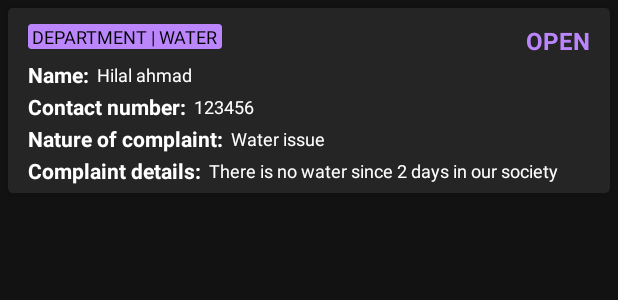
After one commit to ihilalahmad/MyComplaintAppAdmin, an Android app: the layout complaints_item.xml on its own in the app's theme, with its tools: preview values and no code run, on a phone screen of 412 x 824 dp. The commit adds this screen. Shown: the top 300 px of the screen. Run offline under Robolectric (Android 15) with nearby library versions, the light colour scheme and no system bars.

Commit message:
getting complaints from firebase.

```diff
--- a/app/src/main/java/com/example/mycomplaintadmin/utils/PreferenceKeys.kt
+++ b/app/src/main/java/com/example/mycomplaintadmin/utils/PreferenceKeys.kt
@@ -7,5 +7,7 @@ class PreferenceKeys {
         //login prefs keys
         const val LOGIN_PREFS = "login_prefs"
         const val LOGIN_STATUS = "login_status"
+        const val DEPT_NAME_PREFS = "dept_name_prefs"
+        const val DEPT_NAME = "dept_name"
     }
 }
--- a/app/src/main/res/layout/activity_main.xml
+++ b/app/src/main/res/layout/activity_main.xml
@@ -3,8 +3,7 @@
     xmlns:app="http://schemas.android.com/apk/res-auto"
     android:id="@+id/container"
     android:layout_width="match_parent"
-    android:layout_height="match_parent"
-    android:paddingTop="?attr/actionBarSize">
+    android:layout_height="match_parent">
 
     <com.google.android.material.bottomnavigation.BottomNavigationView
         android:id="@+id/nav_view"
--- /dev/null
+++ b/app/src/main/res/layout/complaints_item.xml
@@ -0,0 +1,183 @@
+<?xml version="1.0" encoding="utf-8"?>
+<com.google.android.material.card.MaterialCardView xmlns:android="http://schemas.android.com/apk/res/android"
+    xmlns:app="http://schemas.android.com/apk/res-auto"
+    xmlns:tools="http://schemas.android.com/tools"
+    android:layout_width="match_parent"
+    android:layout_height="wrap_content"
+    android:layout_margin="5dp"
+    app:cardCornerRadius="3dp"
+    app:cardElevation="3dp">
+
+    <androidx.constraintlayout.widget.ConstraintLayout
+        android:layout_width="match_parent"
+        android:layout_height="match_parent"
+        android:padding="5dp">
+
+        <TextView
+            android:id="@+id/tvOpenComplaint"
+            android:layout_width="wrap_content"
+            android:layout_height="wrap_content"
+            android:layout_marginTop="5dp"
+            android:layout_marginEnd="8dp"
+            android:background="?attr/selectableItemBackgroundBorderless"
+            android:clickable="true"
+            android:focusable="true"
+            android:text="OPEN"
+            android:textColor="@color/purple_200"
+            android:textSize="16sp"
+            android:textStyle="bold"
+            app:layout_constraintEnd_toEndOf="parent"
+            app:layout_constraintTop_toTopOf="parent" />
+
+        <com.google.android.material.card.MaterialCardView
+            android:id="@+id/cardDepartment"
+            android:layout_width="wrap_content"
+            android:layout_height="wrap_content"
+            android:layout_marginStart="8dp"
+            android:layout_marginTop="5dp"
+            app:cardBackgroundColor="@color/purple_200"
+            app:cardCornerRadius="2dp"
+            app:layout_constraintStart_toStartOf="parent"
+            app:layout_constraintTop_toTopOf="parent">
+
+            <TextView
+                android:layout_width="wrap_content"
+                android:layout_height="wrap_content"
+                android:text=" DEPARTMENT | WATER "
+                android:textColor="@color/black"
+                android:textSize="12sp" />
+
+        </com.google.android.material.card.MaterialCardView>
+
+        <LinearLayout
+            android:layout_width="wrap_content"
+            android:layout_height="wrap_content"
+            android:layout_marginStart="8dp"
+            android:layout_marginTop="5dp"
+            android:orientation="vertical"
+            app:layout_constraintStart_toStartOf="parent"
+            app:layout_constraintTop_toBottomOf="@id/cardDepartment">
+
+
+            <RelativeLayout
+                android:layout_width="wrap_content"
+                android:layout_height="wrap_content"
+                android:layout_marginTop="2dp"
+                android:gravity="center">
+
+                <TextView
+                    android:id="@+id/tvUserNameHeading"
+                    android:layout_width="wrap_content"
+                    android:layout_height="wrap_content"
+                    android:layout_centerVertical="true"
+                    android:text="Name:"
+                    android:textColor="?android:attr/textColorPrimary"
+                    android:textSize="14dp"
+                    android:textStyle="bold" />
+
+                <TextView
+                    android:id="@+id/tvUserName"
+                    android:layout_width="wrap_content"
+                    android:layout_height="wrap_content"
+                    android:layout_centerVertical="true"
+                    android:layout_marginStart="5dp"
+                    android:layout_toEndOf="@id/tvUserNameHeading"
+                    android:text="Hilal ahmad"
+                    android:textColor="?android:attr/textColorPrimary"
+                    android:textSize="12sp" />
+
+            </RelativeLayout>
+
+            <RelativeLayout
+                android:layout_width="wrap_content"
+                android:layout_height="wrap_content"
+                android:layout_marginTop="2dp"
+                android:gravity="center">
+
+                <TextView
+                    android:id="@+id/tvContactHeading"
+                    android:layout_width="wrap_content"
+                    android:layout_height="wrap_content"
+                    android:layout_centerVertical="true"
+                    android:text="Contact number:"
+                    android:textColor="?android:attr/textColorPrimary"
+                    android:textSize="14dp"
+                    android:textStyle="bold" />
+
+                <TextView
+                    android:id="@+id/tvContactNumber"
+                    android:layout_width="wrap_content"
+                    android:layout_height="wrap_content"
+                    android:layout_centerVertical="true"
+                    android:layout_marginStart="5dp"
+                    android:layout_toEndOf="@id/tvContactHeading"
+                    android:text="123456"
+                    android:textColor="?android:attr/textColorPrimary"
+                    android:textSize="12sp" />
+
+            </RelativeLayout>
+
+            <RelativeLayout
+                android:layout_width="wrap_content"
+                android:layout_height="wrap_content"
+                android:layout_marginTop="2dp"
+                android:gravity="center">
+
+                <TextView
+                    android:id="@+id/tvComplaintTitleHeading"
+                    android:layout_width="wrap_content"
+                    android:layout_height="wrap_content"
+                    android:layout_centerVertical="true"
+                    android:text="Nature of complaint:"
+                    android:textColor="?android:attr/textColorPrimary"
+                    android:textSize="14dp"
+                    android:textStyle="bold" />
+
+                <TextView
+                    android:id="@+id/tvComplaintTitle"
+                    android:layout_width="wrap_content"
+                    android:layout_height="wrap_content"
+                    android:layout_centerVertical="true"
+                    android:layout_marginStart="5dp"
+                    android:layout_toEndOf="@id/tvComplaintTitleHeading"
+                    android:text="Water issue"
+                    android:textColor="?android:attr/textColorPrimary"
+                    android:textSize="12sp" />
+
+            </RelativeLayout>
+
+            <RelativeLayout
+                android:layout_width="wrap_content"
+                android:layout_height="wrap_content"
+                android:layout_marginTop="2dp"
+                android:gravity="center">
+
+                <TextView
+                    android:id="@+id/tvComplaintDetailsHeading"
+                    android:layout_width="wrap_content"
+                    android:layout_height="wrap_content"
+                    android:layout_centerVertical="true"
+                    android:text="Complaint details:"
+                    android:textColor="?android:attr/textColorPrimary"
+                    android:textSize="14dp"
+                    android:textStyle="bold" />
+
+                <TextView
+                    android:id="@+id/tvComplaintDetails"
+                    android:layout_width="wrap_content"
+                    android:layout_height="wrap_content"
+                    android:layout_centerVertical="true"
+                    android:layout_marginStart="5dp"
+                    android:layout_toEndOf="@id/tvComplaintDetailsHeading"
+                    android:maxLines="1"
+                    android:text="There is no water since 2 days in our society"
+                    android:textColor="?android:attr/textColorPrimary"
+                    android:textSize="12sp" />
+
+            </RelativeLayout>
+
+        </LinearLayout>
+
+    </androidx.constraintlayout.widget.ConstraintLayout>
+
+</com.google.android.material.card.MaterialCardView>
--- a/app/src/main/res/navigation/mobile_navigation.xml
+++ b/app/src/main/res/navigation/mobile_navigation.xml
@@ -10,6 +10,9 @@
         android:name="com.example.mycomplaintadmin.ui.fragments.HomeFragment"
         android:label="@string/title_home"
         tools:layout="@layout/fragment_home" >
+        <argument
+            android:name="deptName"
+            app:argType="string"/>
         <action
             android:id="@+id/navigate_home_to_login"
             app:destination="@id/departmentLoginFragment"
--- a/build.gradle
+++ b/build.gradle
@@ -1,6 +1,7 @@
 // Top-level build file where you can add configuration options common to all sub-projects/modules.
 buildscript {
     ext.kotlin_version = "1.4.31"
+    ext.nav_version = "2.3.0"
     repositories {
         google()
         jcenter()
@@ -9,6 +10,7 @@ buildscript {
         classpath "com.android.tools.build:gradle:4.1.3"
         classpath "org.jetbrains.kotlin:kotlin-gradle-plugin:$kotlin_version"
         classpath 'com.google.gms:google-services:4.3.8'
+        classpath "androidx.navigation:navigation-safe-args-gradle-plugin:$nav_version"
 
         // NOTE: Do not place your application dependencies here; they belong
         // in the individual module build.gradle files
```
Also changed, not shown: app/build.gradle (+5 -2 lines), app/src/main/java/com/example/mycomplaintadmin/interfaces/ComplaintClickListener.kt (added, +7 -0 lines), app/src/main/java/com/example/mycomplaintadmin/model/ComplaintsModel.kt (added, +9 -0 lines), app/src/main/java/com/example/mycomplaintadmin/ui/activities/MainActivity.kt (+9 -6 lines), app/src/main/java/com/example/mycomplaintadmin/ui/adapters/ComplaintsAdapter.kt (added, +39 -0 lines), app/src/main/java/com/example/mycomplaintadmin/ui/fragments/DepartmentLoginFragment.kt (+9 -1 lines), app/src/main/java/com/example/mycomplaintadmin/ui/fragments/HomeFragment.kt (+63 -10 lines), app/src/main/java/com/example/mycomplaintadmin/utils/AppPreferences.kt (+16 -0 lines), app/src/main/res/layout/fragment_home.xml (+18 -8 lines).
